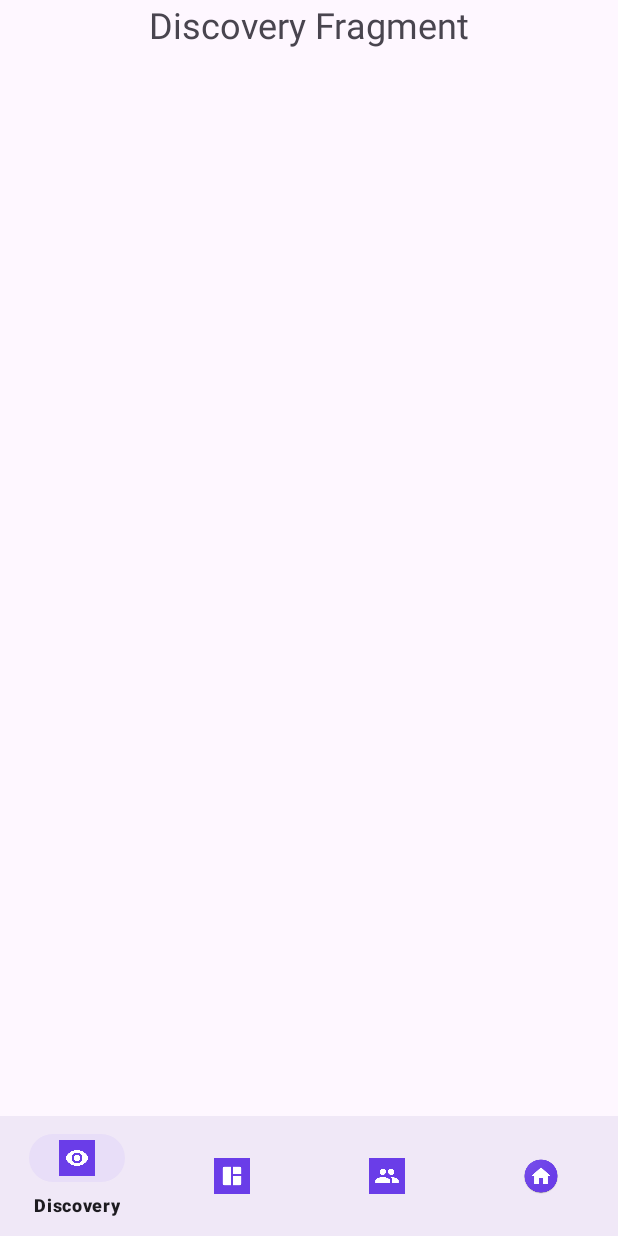
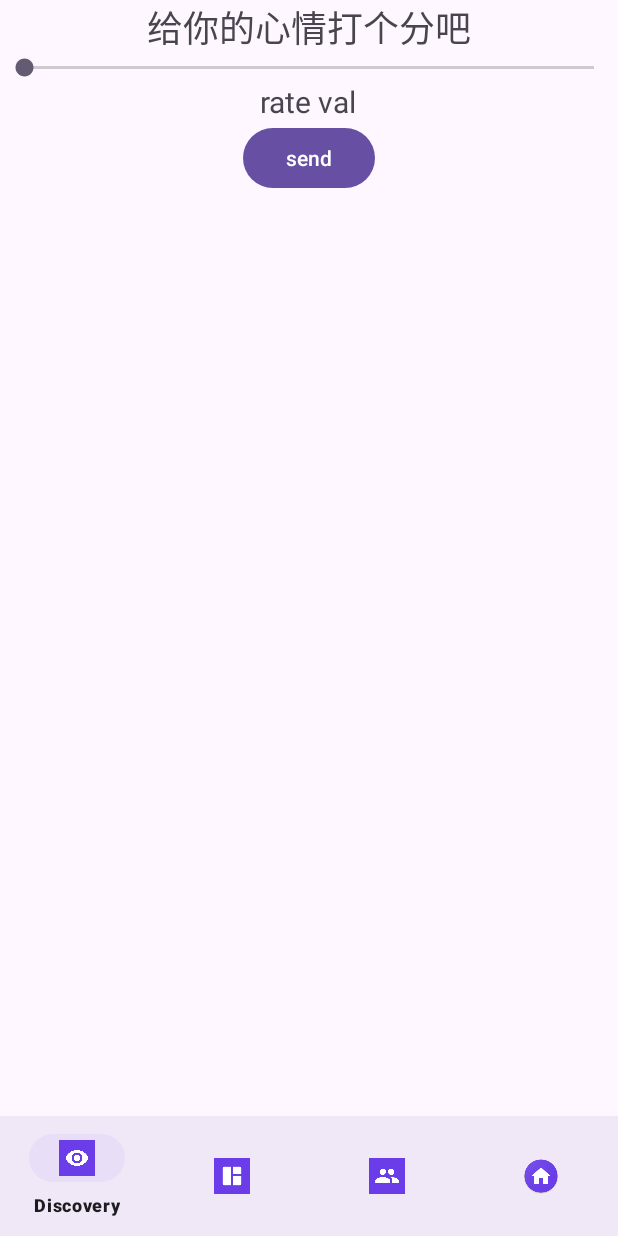
Before and after one commit to mzEntity/mood_diary, an Android app: the screen it shows after launch (MainActivity), on a phone screen of 412 x 824 dp. Run offline under Robolectric (Android 15) with nearby library versions, the phone set to English and light mode, and no system bars.

Commit message:
feat(front): discovery && home

```diff
--- a/front/app/build.gradle.kts
+++ b/front/app/build.gradle.kts
@@ -33,6 +33,7 @@ android {
 
 dependencies {
 
+    implementation("com.github.PhilJay:MPAndroidChart:v3.1.0")
     implementation("androidx.appcompat:appcompat:1.6.1")
     implementation("com.google.android.material:material:1.8.0")
     implementation("androidx.constraintlayout:constraintlayout:2.1.4")
--- a/front/app/src/main/java/com/example/myapplication/fragment/DiscoveryFragment.java
+++ /dev/null
@@ -1,17 +0,0 @@
-package com.example.myapplication.fragment;
-
-// DiscoveryFragment.java
-import android.os.Bundle;
-import androidx.fragment.app.Fragment;
-import android.view.LayoutInflater;
-import android.view.View;
-import android.view.ViewGroup;
-
-import com.example.myapplication.R;
-
-public class DiscoveryFragment extends Fragment {
-    @Override
-    public View onCreateView(LayoutInflater inflater, ViewGroup container, Bundle savedInstanceState) {
-        return inflater.inflate(R.layout.discovery_fragment_layout, container, false);
-    }
-}
--- /dev/null
+++ b/front/app/src/main/java/com/example/myapplication/fragment/discovery/DiscoveryFragment.java
@@ -0,0 +1,47 @@
+package com.example.myapplication.fragment.discovery;
+
+// DiscoveryFragment.java
+import android.os.Bundle;
+import androidx.fragment.app.Fragment;
+import android.view.LayoutInflater;
+import android.view.View;
+import android.view.ViewGroup;
+import android.widget.Button;
+import android.widget.SeekBar;
+import android.widget.TextView;
+
+import com.example.myapplication.R;
+import com.example.myapplication.common.Utils;
+
+public class DiscoveryFragment extends Fragment {
+    @Override
+    public View onCreateView(LayoutInflater inflater, ViewGroup container, Bundle savedInstanceState) {
+        View view = inflater.inflate(R.layout.discovery_fragment_layout, container, false);
+        SeekBar seekBar = view.findViewById(R.id.mood_seekBar);
+        TextView seekBarValTextView = view.findViewById(R.id.mood_rate_val_text);
+        seekBar.setOnSeekBarChangeListener(new SeekBar.OnSeekBarChangeListener() {
+            @Override
+            public void onProgressChanged(SeekBar seekBar, int progress, boolean fromUser) {
+                seekBarValTextView.setText(String.valueOf(progress));
+            }
+
+            @Override
+            public void onStartTrackingTouch(SeekBar seekBar) {
+            }
+
+            @Override
+            public void onStopTrackingTouch(SeekBar seekBar) {
+            }
+        });
+        Button submitButton = view.findViewById(R.id.mood_rate_submit_button);
+        submitButton.setOnClickListener(new View.OnClickListener() {
+            @Override
+            public void onClick(View v) {
+                int progress = seekBar.getProgress();
+                Utils.toastMsg(getContext(), "You get " + progress);
+            }
+        });
+
+        return view;
+    }
+}
--- a/front/app/src/main/res/layout/discovery_fragment_layout.xml
+++ b/front/app/src/main/res/layout/discovery_fragment_layout.xml
@@ -5,11 +5,26 @@
     android:layout_height="match_parent"
     android:gravity="top|center"
     android:orientation="vertical">
-
     <TextView
         android:layout_width="wrap_content"
         android:layout_height="wrap_content"
-        android:text="Discovery Fragment"
+        android:text="给你的心情打个分吧"
         android:textSize="24sp" />
+
+    <SeekBar
+        android:id="@+id/mood_seekBar"
+        android:layout_width="match_parent"
+        android:layout_height="wrap_content"
+        android:max="10" />
+    <TextView android:id="@+id/mood_rate_val_text"
+        android:layout_width="wrap_content"
+        android:layout_height="wrap_content"
+        android:textSize="20dp"
+        android:text="rate val"/>
+    <Button
+        android:id="@+id/mood_rate_submit_button"
+        android:layout_width="wrap_content"
+        android:layout_height="wrap_content"
+        android:text="send" />
     <!-- 添加其他视图或控件 -->
 </LinearLayout>
--- a/front/settings.gradle.kts
+++ b/front/settings.gradle.kts
@@ -8,8 +8,10 @@ pluginManagement {
 dependencyResolutionManagement {
     repositoriesMode.set(RepositoriesMode.FAIL_ON_PROJECT_REPOS)
     repositories {
+        maven { url=uri("https://jitpack.io") }
         google()
         mavenCentral()
+
     }
 }
 
```
Also changed, not shown: front/app/src/main/java/com/example/myapplication/fragment/HomeFragment.java (deleted, +0 -17 lines), front/app/src/main/java/com/example/myapplication/fragment/home/HomeFragment.java (added, +89 -0 lines), front/app/src/main/java/com/example/myapplication/main/MainActivity.java (+2 -7 lines), front/app/src/main/res/layout/home_fragment_layout.xml (+17 -1 lines).
